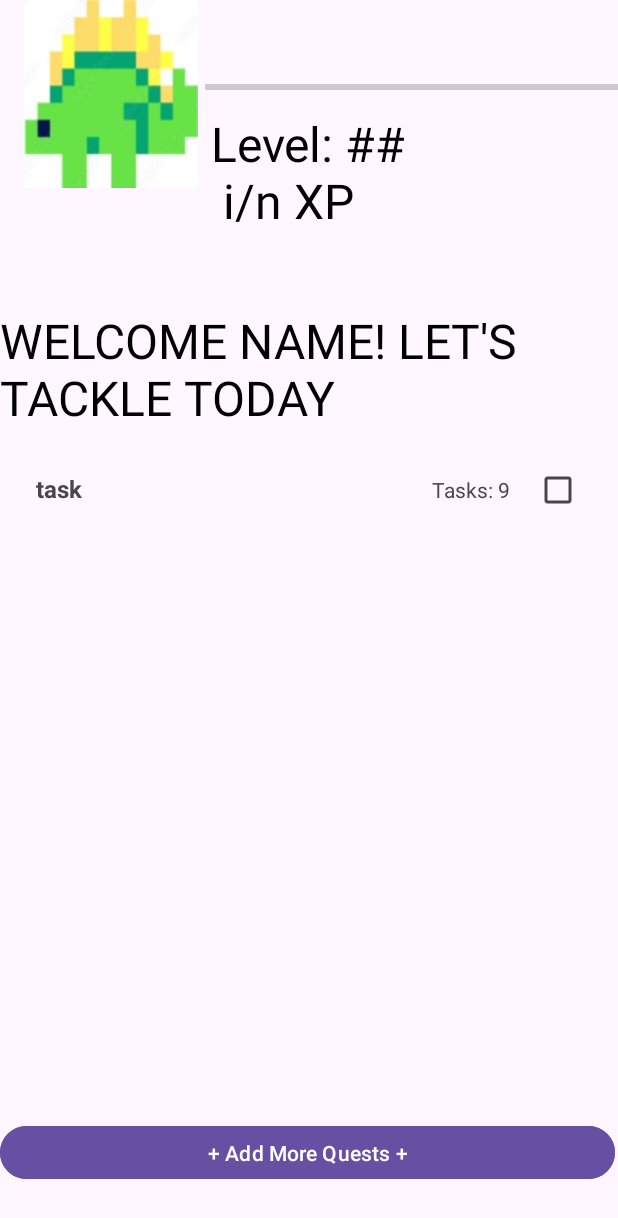
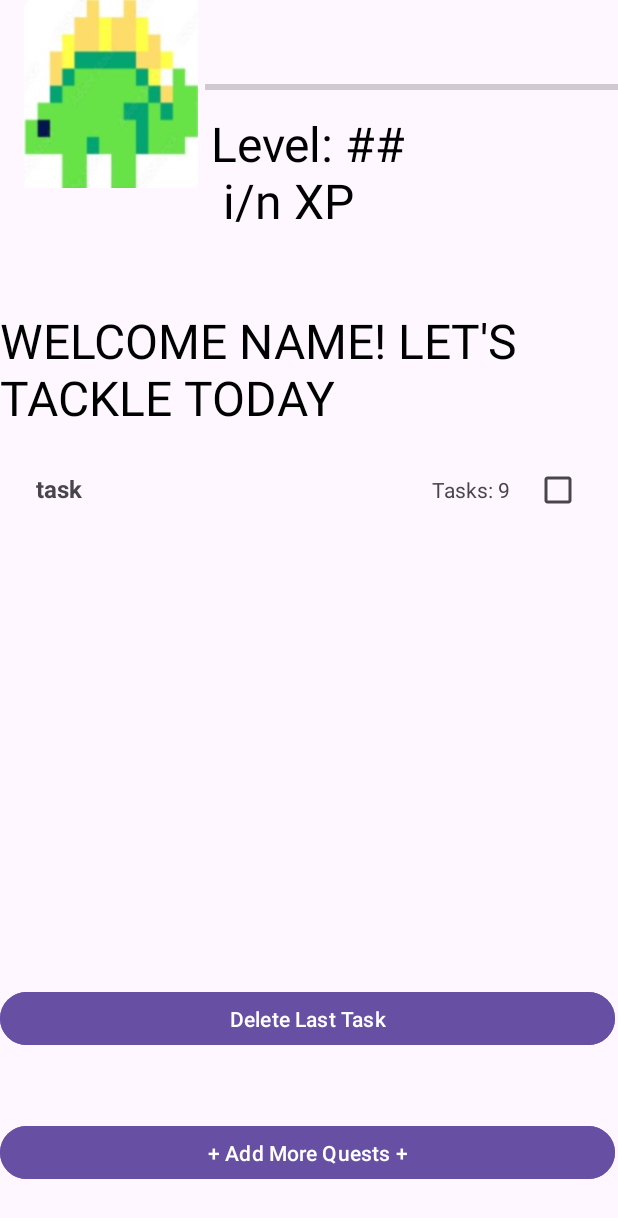
Before and after one commit to kateherz/RoutineQuestCSE5236, an Android app: the MainRoutinesFragment screen opened directly, with no data from a screen before it, after a tap on "+ Add More Quests +", on a phone screen of 412 x 824 dp. Shown: the top 1218 px of the screen. Run offline under Robolectric (Android 15) with nearby library versions, the phone set to English and light mode, and no system bars; our stand-ins replace Firebase (no records; nobody signed in at launch, a user with empty details on screens opened directly).

Commit message:
crud functions done!!

```diff
--- a/app/src/main/java/com/example/routinequestcse5236/MainMenuActivity.kt
+++ b/app/src/main/java/com/example/routinequestcse5236/MainMenuActivity.kt
@@ -4,7 +4,13 @@ import android.content.Intent
 import android.os.Bundle
 import android.util.Log
 import android.widget.Button
+import android.widget.TextView
 import androidx.appcompat.app.AppCompatActivity
+import com.google.firebase.Firebase
+import com.google.firebase.auth.FirebaseAuth
+import com.google.firebase.firestore.FirebaseFirestore
+import com.google.firebase.firestore.auth.User
+import com.google.firebase.firestore.firestore
 
 class MainMenuActivity: AppCompatActivity() {
     private lateinit var createButton: Button
--- a/app/src/main/java/com/example/routinequestcse5236/MainRoutinesFragment.kt
+++ b/app/src/main/java/com/example/routinequestcse5236/MainRoutinesFragment.kt
@@ -8,12 +8,22 @@ import android.widget.Button
 import androidx.fragment.app.Fragment
 import androidx.recyclerview.widget.LinearLayoutManager
 import androidx.recyclerview.widget.RecyclerView
+import com.google.firebase.Firebase
+import com.google.firebase.auth.FirebaseAuth
+import com.google.firebase.firestore.FieldPath
+import com.google.firebase.firestore.FieldValue
+import com.google.firebase.firestore.FirebaseFirestore
+import com.google.firebase.firestore.SetOptions
+import com.google.firebase.firestore.firestore
 
 class MainRoutinesFragment : Fragment() {
     private lateinit var recyclerView: RecyclerView
     private lateinit var routineAdapter: RoutineAdapter
     private lateinit var addButton: Button
+    private lateinit var deleteButton: Button
     private lateinit var routines : ArrayList<Routine>
+    private lateinit var firebaseAuth: FirebaseAuth
+    private lateinit var databaseRef: FirebaseFirestore
 
     override fun onCreateView(
         inflater: LayoutInflater,
@@ -23,14 +33,57 @@ class MainRoutinesFragment : Fragment() {
         Log.d("MainRoutinesFragment", "OnCreateView called")
         var v: View = inflater.inflate(R.layout.fragment_routines, container, false)
 
+
+        databaseRef = Firebase.firestore
+        firebaseAuth = FirebaseAuth.getInstance()
         routines = ArrayList()
 
-        val addButton= v.findViewById<Button>(R.id.addMoreTasks)
+        addButton = v.findViewById<Button>(R.id.addMoreTasks)
         addButton.setOnClickListener {
             Log.d("addButton", "Button Pressed")
             routines.add(Routine("task",9))
             routineAdapter.notifyDataSetChanged()
             Log.d("addButton", routineAdapter.itemCount.toString())
+            val data = hashMapOf("routines" to routines)
+            databaseRef
+                .collection("users")
+                .document(firebaseAuth.currentUser?.email.toString())
+                .set(data, SetOptions.merge())
+                .addOnSuccessListener {
+                    Log.d("Firebase", "routines added to user successfully")
+                }
+        }
+
+        deleteButton = v.findViewById(R.id.deleteTask)
+        deleteButton.setOnClickListener {
+            Log.d("deleteButton", "Button Pressed")
+            if (routines.size >= 1) {
+                routines.removeLast()
+                routineAdapter.notifyDataSetChanged()
+
+                if (routines.size == 0) {
+                    val updates = hashMapOf<String, Any>(
+                        "routines" to FieldValue.delete(),
+                    )
+                    databaseRef
+                        .collection("users")
+                        .document(firebaseAuth.currentUser?.email.toString())
+                        .update(updates)
+                        .addOnSuccessListener {
+                            Log.d("Firebase", "routines field deleted successfully")
+                        }
+                }
+                else {
+                    val data = hashMapOf("routines" to routines)
+                    databaseRef
+                        .collection("users")
+                        .document(firebaseAuth.currentUser?.email.toString())
+                        .set(data, SetOptions.merge())
+                        .addOnSuccessListener {
+                            Log.d("Firebase", "last routine deleted successfully")
+                        }
+                }
+            }
         }
 
         return v
--- a/app/src/main/res/layout/fragment_routines.xml
+++ b/app/src/main/res/layout/fragment_routines.xml
@@ -20,4 +20,14 @@
         app:layout_constraintStart_toStartOf="parent"
         app:layout_constraintTop_toTopOf="parent"
         app:layout_constraintVertical_bias="0.931" />
+
+    <Button
+        android:id="@+id/deleteTask"
+        android:layout_width="410dp"
+        android:layout_height="43dp"
+        android:text="Delete Last Task"
+        app:layout_constraintBottom_toBottomOf="parent"
+        app:layout_constraintStart_toStartOf="parent"
+        app:layout_constraintTop_toTopOf="parent"
+        app:layout_constraintVertical_bias="0.75" />
 </androidx.constraintlayout.widget.ConstraintLayout>
--- a/app/src/main/res/layout/routine_item.xml
+++ b/app/src/main/res/layout/routine_item.xml
@@ -1,6 +1,7 @@
 <?xml version="1.0" encoding="utf-8"?>
     <LinearLayout
         xmlns:android="http://schemas.android.com/apk/res/android"
+        xmlns:app="http://schemas.android.com/apk/res-auto"
         android:layout_width="match_parent"
         android:layout_height="wrap_content"
         android:orientation="horizontal">
@@ -26,4 +27,5 @@
             android:layout_width="wrap_content"
             android:layout_height="wrap_content"
             android:padding="8dp"/>
+
     </LinearLayout>
```
Also changed, not shown: app/src/main/java/com/example/routinequestcse5236/AvatarCreationActivity.kt (+21 -0 lines), app/src/main/java/com/example/routinequestcse5236/SignupFragment.kt (+17 -1 lines), app/src/main/res/drawable/delete_button.xml (added, +7 -0 lines).
